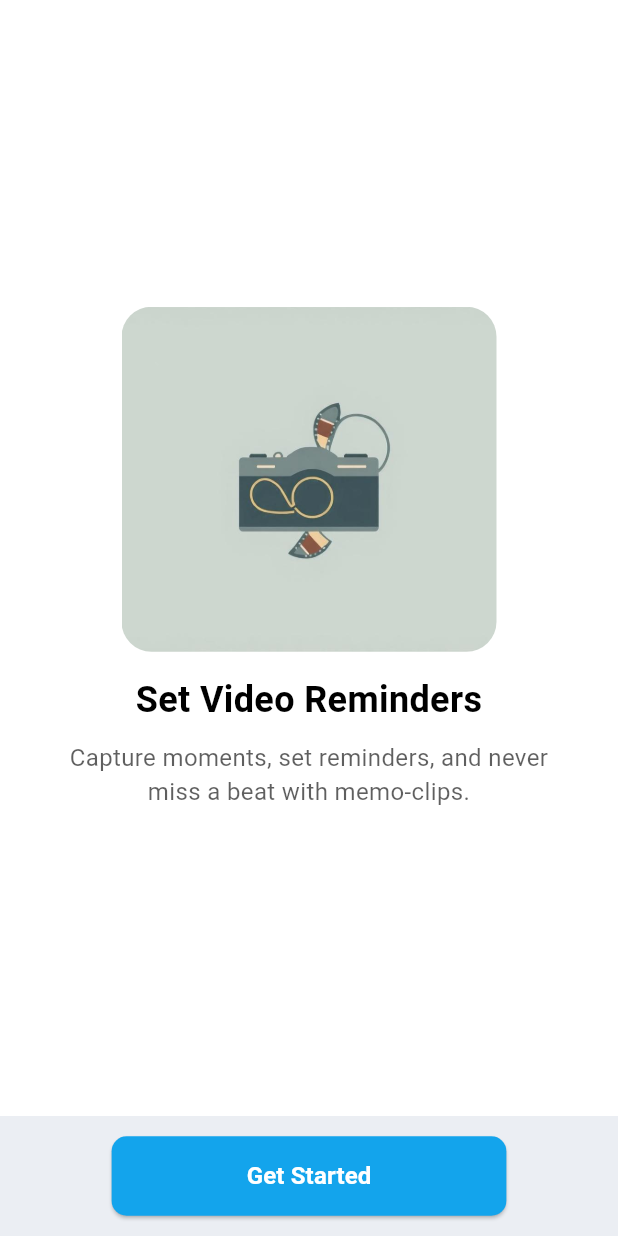
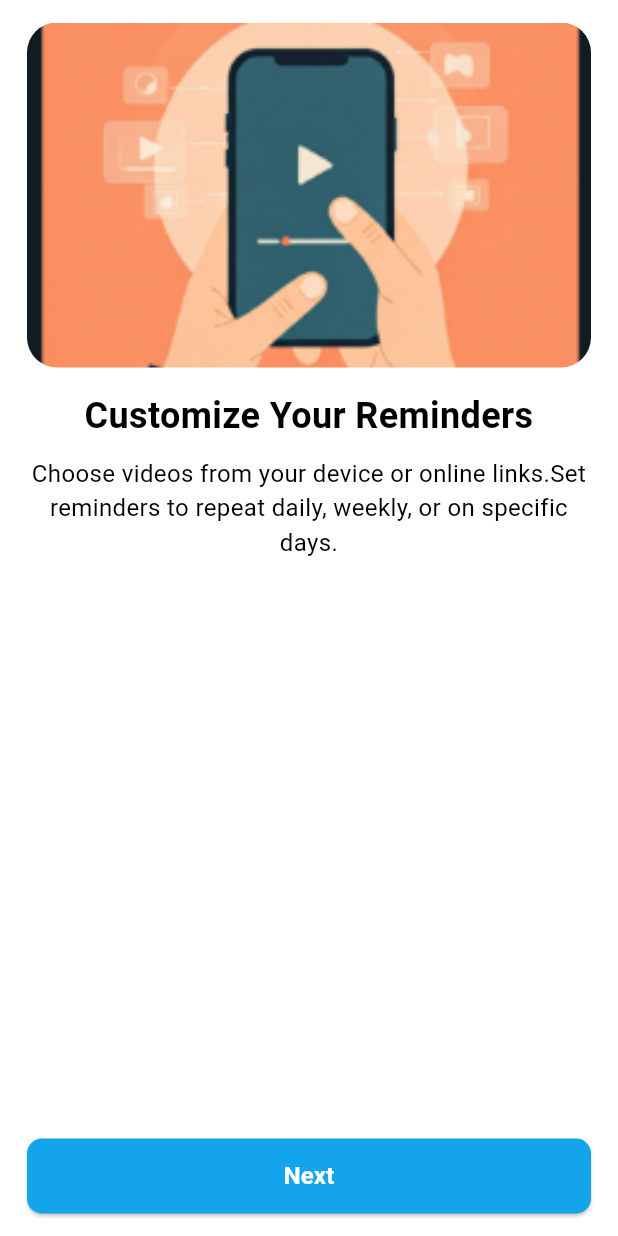
Before and after one commit to Emmanueljr07/memo-clip, a Flutter app: the screen it shows after launch, after a tap on "Get Started", on a phone screen of 412 x 824 dp. Run offline on Flutter 3.47's test engine with Material 3 defaults, Android fonts, the light colour scheme and no system bars.

Commit message:
Onboarding screens

```diff
--- /dev/null
+++ b/lib/screens/onboarding/onboarding_one.dart
@@ -0,0 +1,97 @@
+import 'package:flutter/material.dart';
+import 'package:memo_clip/screens/onboarding/onboarding_permissions_screen.dart';
+
+class OnboardingOneScreen extends StatefulWidget {
+  const OnboardingOneScreen({super.key});
+
+  @override
+  State<OnboardingOneScreen> createState() => _OnboardingOneScreenState();
+}
+
+class _OnboardingOneScreenState extends State<OnboardingOneScreen> {
+  @override
+  Widget build(BuildContext context) {
+    final ColorScheme colorScheme = Theme.of(context).colorScheme;
+
+    return Scaffold(
+      body: SafeArea(
+        child: Container(
+          padding: const EdgeInsets.symmetric(horizontal: 18.0, vertical: 15),
+          child: Column(
+            children: [
+              Expanded(
+                child: Column(
+                  mainAxisAlignment: MainAxisAlignment.start,
+                  children: [
+                    ClipRRect(
+                      borderRadius: BorderRadiusGeometry.circular(20),
+                      child: Image.asset(
+                        'assets/hands-holding-phone.png',
+                        fit: BoxFit.cover,
+                        height: 230,
+                        width: double.infinity,
+                      ),
+                    ),
+                    const SizedBox(height: 15),
+                    const Text(
+                      textAlign: TextAlign.center,
+                      'Customize Your Reminders',
+                      style: TextStyle(
+                        fontSize: 24,
+                        fontWeight: FontWeight.bold,
+                      ),
+                    ),
+                    const SizedBox(height: 10),
+                    const Text(
+                      textAlign: TextAlign.center,
+                      maxLines: 3,
+                      'Choose videos from your device or online links.Set reminders to repeat daily, weekly, or on specific days.',
+                      style: TextStyle(
+                        fontSize: 16,
+                        fontWeight: FontWeight.w400,
+                      ),
+                    ),
+                  ],
+                ),
+              ),
+              Row(
+                mainAxisAlignment: MainAxisAlignment.center,
+                children: [
+                  Expanded(
+                    child: ElevatedButton(
+                      onPressed: () {
+                        Navigator.push(
+                          context,
+                          MaterialPageRoute(
+                            builder: (context) =>
+                                const OnboardingPermissionsScreen(),
+                          ),
+                        );
+                      },
+                      style: ElevatedButton.styleFrom(
+                        backgroundColor: colorScheme.primary,
+                        minimumSize: const Size(double.infinity, 50),
+
+                        shape: RoundedRectangleBorder(
+                          borderRadius: BorderRadius.circular(10),
+                        ),
+                      ),
+                      child: Text(
+                        'Next',
+                        style: TextStyle(
+                          fontSize: 16,
+                          color: Colors.white,
+                          fontWeight: FontWeight.w600,
+                        ),
+                      ),
+                    ),
+                  ),
+                ],
+              ),
+            ],
+          ),
+        ),
+      ),
+    );
+  }
+}
--- a/lib/screens/onboarding/welcome_screen.dart
+++ b/lib/screens/onboarding/welcome_screen.dart
@@ -1,4 +1,6 @@
 import 'package:flutter/material.dart';
+import 'package:memo_clip/screens/onboarding/onboarding_one.dart';
+import 'package:memo_clip/screens/onboarding/onboarding_permissions_screen.dart';
 
 class WelcomeScreen extends StatelessWidget {
   const WelcomeScreen({super.key});
@@ -14,6 +16,9 @@ class WelcomeScreen extends StatelessWidget {
           width: MediaQuery.sizeOf(context).width,
           child: Padding(
             padding: const EdgeInsets.symmetric(horizontal: 18.0),
+            child: Column(
+              children: [
+                Expanded(
                   child: Column(
                     mainAxisAlignment: MainAxisAlignment.center,
                     children: [
@@ -32,7 +37,7 @@ class WelcomeScreen extends StatelessWidget {
                         padding: const EdgeInsets.symmetric(horizontal: 18.0),
                         child: Text(
                           textAlign: TextAlign.center,
-                    'Set Video Reminders',
+                          'Set Reminders with Videos',
                           style: TextStyle(
                             fontSize: 24,
                             color: colorScheme.onSurface,
@@ -46,7 +51,7 @@ class WelcomeScreen extends StatelessWidget {
                         child: Text(
                           textAlign: TextAlign.center,
                           maxLines: 3,
-                    'Capture moments, set reminders, and never miss a beat with memo-clips.',
+                          'Capture moments, set reminders, and never miss an important task with memo-clips.',
                           style: TextStyle(
                             fontSize: 16,
                             fontWeight: FontWeight.w400,
@@ -57,22 +62,25 @@ class WelcomeScreen extends StatelessWidget {
                     ],
                   ),
                 ),
-        ),
-      ),
-      bottomNavigationBar: BottomAppBar(
-        child: Row(
+
+                // Get Started Button
+                Row(
                   mainAxisAlignment: MainAxisAlignment.center,
                   children: [
-            ElevatedButton(
+                    Expanded(
+                      child: ElevatedButton(
                         onPressed: () {
-                // Navigate to the next screen
+                          Navigator.push(
+                            context,
+                            MaterialPageRoute(
+                              builder: (context) => const OnboardingOneScreen(),
+                            ),
+                          );
                         },
                         style: ElevatedButton.styleFrom(
                           backgroundColor: colorScheme.primary,
-                padding: const EdgeInsets.symmetric(
-                  horizontal: 90,
-                  vertical: 15,
-                ),
+                          minimumSize: const Size(double.infinity, 50),
+
                           shape: RoundedRectangleBorder(
                             borderRadius: BorderRadius.circular(10),
                           ),
@@ -86,7 +94,47 @@ class WelcomeScreen extends StatelessWidget {
                           ),
                         ),
                       ),
+                    ),
                   ],
+                ),
+                const SizedBox(height: 10),
+                // Skip Button
+                Row(
+                  mainAxisAlignment: MainAxisAlignment.center,
+                  children: [
+                    Expanded(
+                      child: TextButton(
+                        onPressed: () {
+                          Navigator.push(
+                            context,
+                            MaterialPageRoute(
+                              builder: (context) =>
+                                  const OnboardingPermissionsScreen(),
+                            ),
+                          );
+                        },
+                        style: TextButton.styleFrom(
+                          minimumSize: const Size(double.infinity, 50),
+                          shape: RoundedRectangleBorder(
+                            borderRadius: BorderRadius.circular(10),
+                          ),
+                        ),
+                        child: Text(
+                          'Skip',
+                          style: TextStyle(
+                            fontSize: 16,
+                            color: colorScheme.secondary,
+                            fontWeight: FontWeight.w600,
+                          ),
+                        ),
+                      ),
+                    ),
+                  ],
+                ),
+                const SizedBox(height: 10),
+              ],
+            ),
+          ),
         ),
       ),
     );
--- a/pubspec.yaml
+++ b/pubspec.yaml
@@ -59,6 +59,7 @@ flutter:
   # To add assets to your application, add an assets section, like this:
   assets:
     - assets/logo.jpg
+    - assets/hands-holding-phone.png
   #   - images/a_dot_burr.jpeg
   #   - images/a_dot_ham.jpeg
 
```
Also changed, not shown: lib/screens/onboarding/onboarding_final_screen.dart (added, +128 -0 lines), lib/screens/onboarding/onboarding_permissions_screen.dart (added, +180 -0 lines), lib/screens/reminders/set_reminders_screen.dart (added, +15 -0 lines), assets/hands-holding-phone.png (added). Lines whose indentation alone changed are shown as unchanged.
